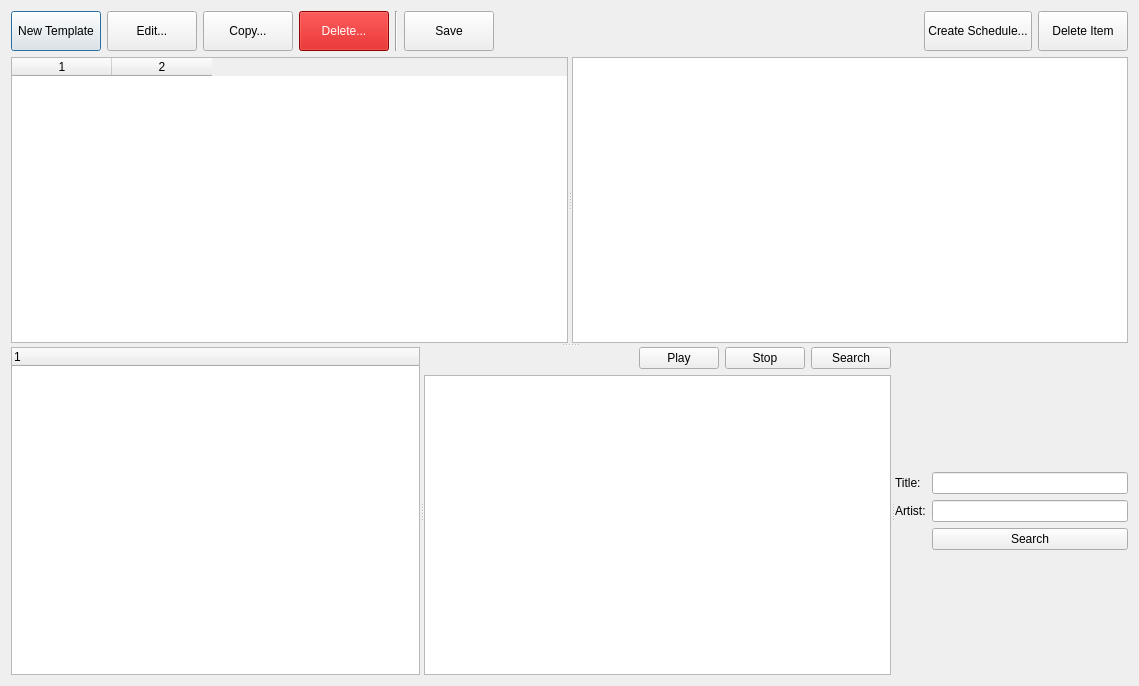
First picture: the form in template_config.ui, repository pgathogo/auto-scheduler, before the edit.
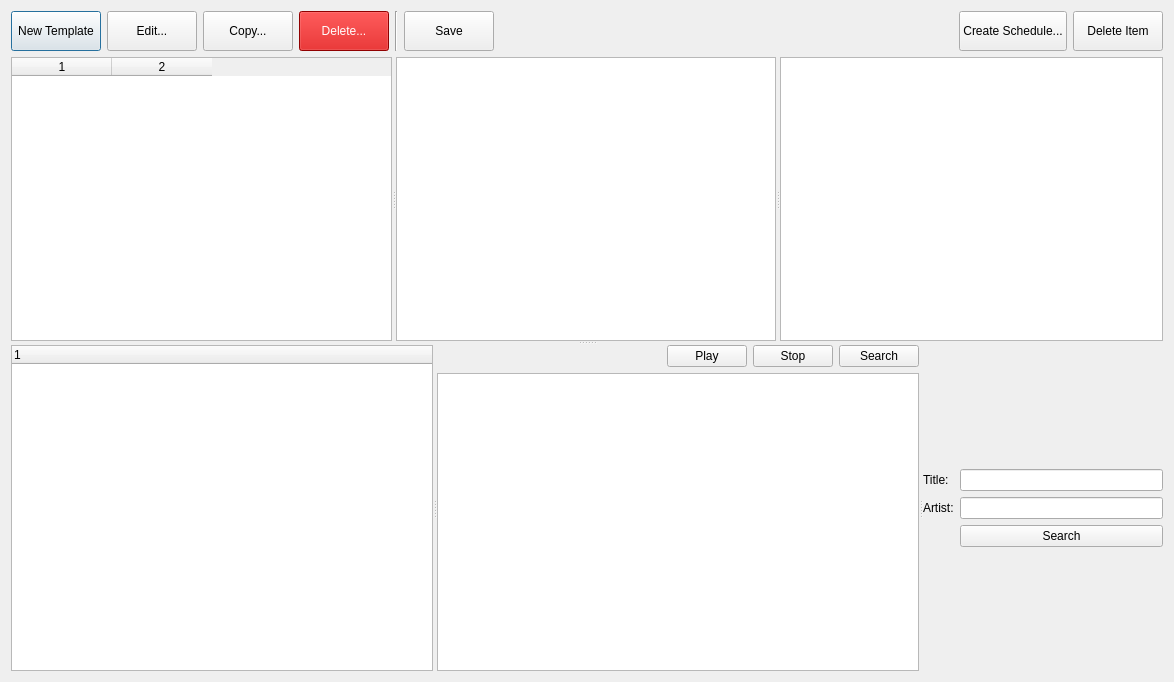
Second picture: the form after the edit.

Patch:
```diff
--- a/template_config.ui
+++ b/template_config.ui
@@ -6,8 +6,8 @@
    <rect>
     <x>0</x>
     <y>0</y>
-    <width>1139</width>
-    <height>686</height>
+    <width>1174</width>
+    <height>682</height>
    </rect>
   </property>
   <property name="minimumSize">
@@ -147,6 +147,10 @@
     <widget class="QSplitter" name="splitter_4">
      <property name="orientation">
       <enum>Qt::Vertical</enum>
+     </property>
+     <widget class="QSplitter" name="splitter">
+      <property name="orientation">
+       <enum>Qt::Horizontal</enum>
      </property>
      <widget class="QSplitter" name="spTemplate">
       <property name="orientation">
@@ -190,6 +194,14 @@
        <property name="selectionBehavior">
         <enum>QAbstractItemView::SelectRows</enum>
        </property>
+       </widget>
+      </widget>
+      <widget class="QWidget" name="wigStats" native="true">
+       <layout class="QVBoxLayout" name="verticalLayout_5">
+        <item>
+         <widget class="QTableWidget" name="twStats"/>
+        </item>
+       </layout>
       </widget>
      </widget>
      <widget class="QSplitter" name="splitter_3">
```
Left out of the diff: 4 changed lines with no effect on the pictures. Lines whose indentation alone changed are shown as unchanged.
